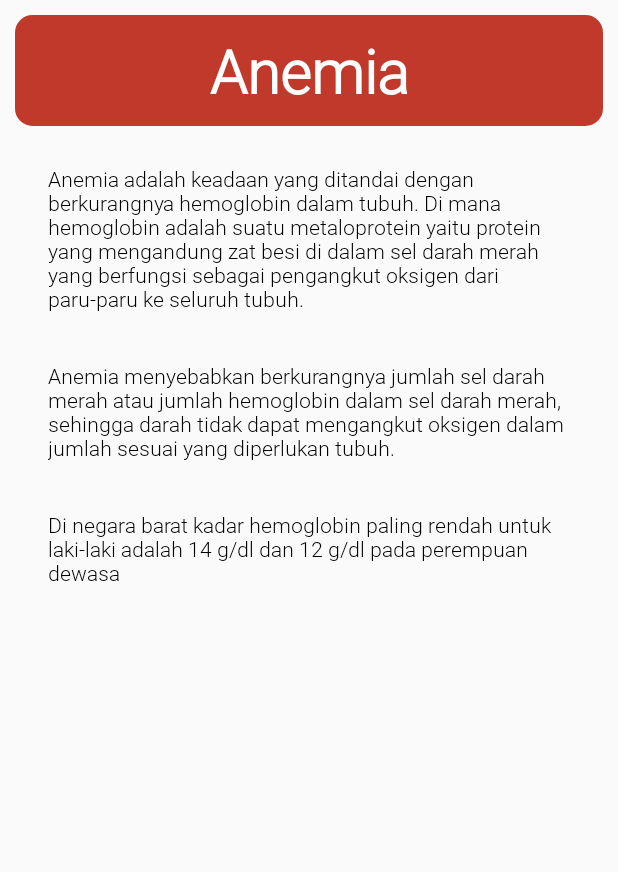
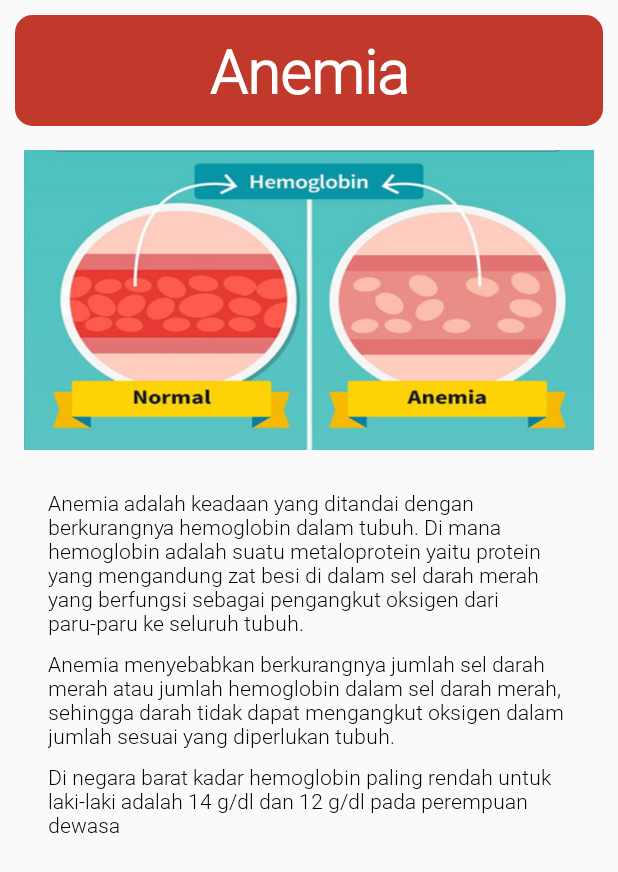
Before and after one commit to choirunnisa1/Anemia, an Android app: the AnemiaActivity screen opened directly, with no data from a screen before it, on a phone screen of 412 x 824 dp. Shown: the top 872 px of the screen. Run offline under Robolectric (Android 15) with nearby library versions, the phone set to English and light mode, and no system bars; plain views replace JustifiedTextView.

Commit message:
nambah image

```diff
--- a/app/src/main/res/layout/activity_anemia.xml
+++ b/app/src/main/res/layout/activity_anemia.xml
@@ -6,6 +6,7 @@
     android:orientation="vertical"
     android:layout_height="match_parent"
     tools:context=".Materi.AnemiaActivity">
+
 
     <TextView
         android:padding="10dp"
@@ -23,14 +24,31 @@
         android:textAlignment="center"/>
 
    <LinearLayout
-       android:paddingLeft="@dimen/activity_margin"
-       android:paddingRight="@dimen/activity_margin"
        android:paddingBottom="@dimen/activity_margin"
        android:layout_width="match_parent"
        android:orientation="vertical"
        android:layout_height="wrap_content">
+       <ImageView
+           android:layout_marginTop="16dp"
+           android:scaleType="fitXY"
+           android:paddingRight="16dp"
+           android:paddingLeft="16dp"
+           android:src="@drawable/anemiak"
+           android:layout_width="match_parent"
+           android:layout_height="200dp">
+
+       </ImageView>
+       <ScrollView
+           android:layout_width="match_parent"
+           android:layout_height="wrap_content">
+           <LinearLayout
+               android:paddingLeft="@dimen/activity_margin"
+               android:paddingRight="@dimen/activity_margin"
+               android:orientation="vertical"
+               android:layout_width="match_parent"
+               android:layout_height="wrap_content">
     <com.codesgood.views.JustifiedTextView
-        android:paddingBottom="@dimen/activity_margin"
+        android:layout_marginBottom="8dp"
         android:paddingRight="@dimen/activity_margin"
         android:paddingLeft="@dimen/activity_margin"
         android:textColor="#000"
@@ -43,7 +61,9 @@
         android:layout_height="wrap_content" />
 
     <com.codesgood.views.JustifiedTextView
-        android:padding="@dimen/activity_margin"
+        android:layout_marginBottom="8dp"
+       android:paddingLeft="@dimen/activity_margin"
+        android:paddingRight="@dimen/activity_margin"
         android:id="@+id/subAnemia2"
         android:text="@string/anemia2"
         android:fontFamily="@font/roboto"
@@ -53,7 +73,9 @@
         android:layout_height="wrap_content" />
 
     <com.codesgood.views.JustifiedTextView
-        android:padding="@dimen/activity_margin"
+        android:paddingLeft="@dimen/activity_margin"
+        android:paddingRight="@dimen/activity_margin"
+
         android:id="@+id/subAnemia3"
         android:text="@string/anemia3"
         android:fontFamily="@font/roboto"
@@ -62,5 +84,7 @@
         android:layout_width="match_parent"
         android:layout_height="wrap_content" />
    </LinearLayout>
+       </ScrollView>
+   </LinearLayout>
 
 </LinearLayout>
--- a/build.gradle
+++ b/build.gradle
@@ -7,7 +7,7 @@ buildscript {
 
     }
     dependencies {
-        classpath 'com.android.tools.build:gradle:3.3.2'
+        classpath 'com.android.tools.build:gradle:3.5.0'
 
         // NOTE: Do not place your application dependencies here; they belong
         // in the individual module build.gradle files
```
Also changed, not shown: app/src/main/res/layout/activity_pencegahan.xml (+11 -0 lines), app/src/main/res/layout/activity_penyebab.xml (+11 -0 lines), app/src/main/res/drawable/anemiak.png (added), app/src/main/res/drawable/pencegahan.png (added), app/src/main/res/drawable/penyebab.png (added), gradle/wrapper/gradle-wrapper.properties.
